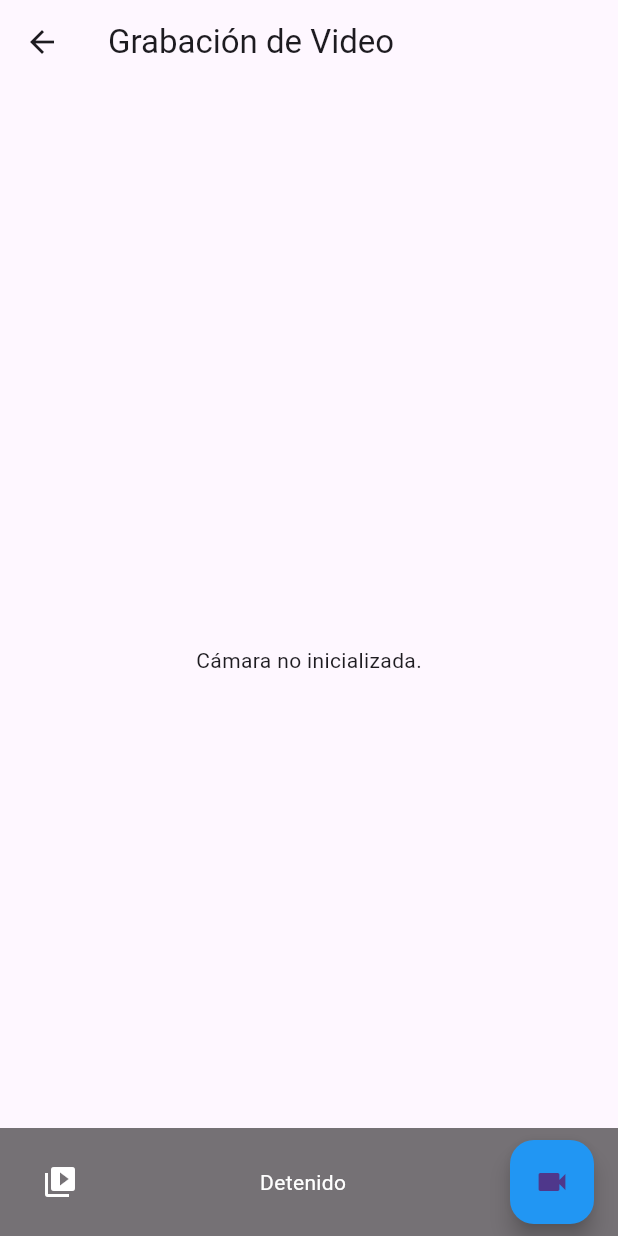
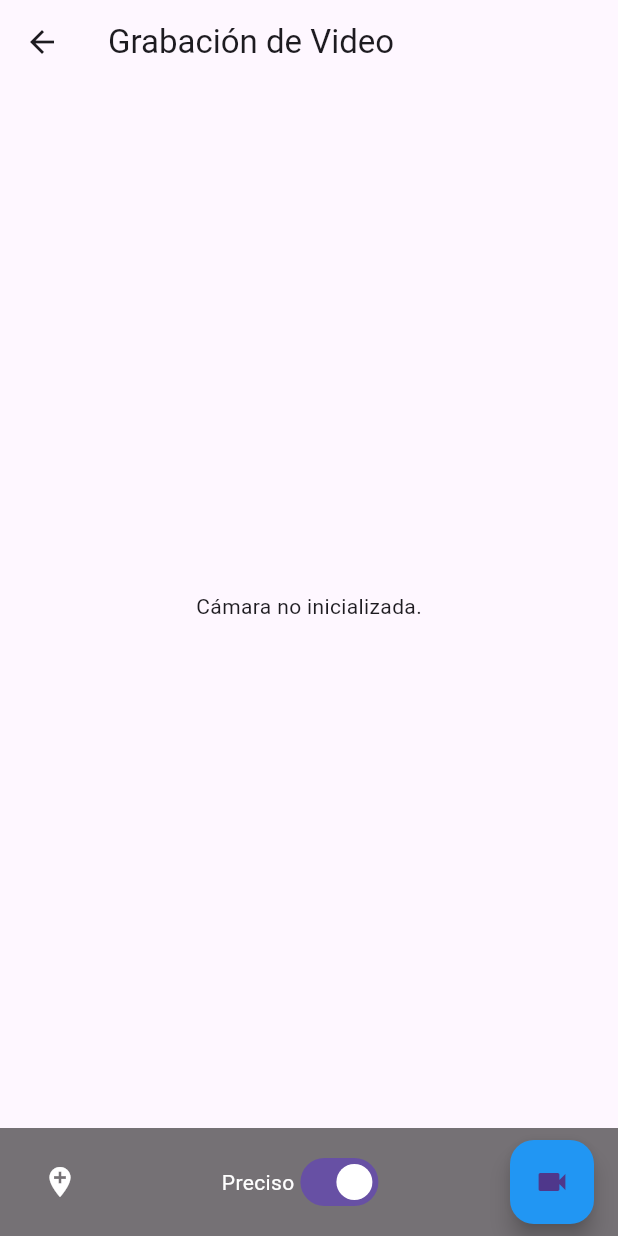
Before and after one commit to RuaJean/geo_app, a Flutter app: the HomePage screen opened by its route, on a phone screen of 412 x 824 dp. Run offline on Flutter 3.47's test engine with Material 3 defaults, Android fonts, the phone set to English and light mode, and no system bars; our stand-ins replace camera, geolocator, permission_handler, video_player.

Commit message:
en nombre de las carpetas debe ser una fecha y hora
PERMISOS de la apliacion: elminar la restricción de prosicionamiento preciso

PERMISOS de la apliacion: revisar el permiso para el almacenamiento ver eso del scope que he pueto en el comentario para versiones de android superiores al 11

Añadir un boton en la pantalla del video para almacenrar un way point. Los way poins se alamcenarán en un fichero gpx que se guardara en la misma carpeta del video con las coordenadas de los puntos y un identificador numerico

```diff
--- /dev/null
+++ b/lib/src/core/models/waypoint.dart
@@ -0,0 +1,15 @@
+class Waypoint {
+  final double latitude;
+  final double longitude;
+  final double altitude;
+  final DateTime timestamp;
+  final int id;
+
+  Waypoint({
+    required this.latitude,
+    required this.longitude,
+    required this.altitude,
+    required this.timestamp,
+    required this.id,
+  });
+}
--- a/lib/src/presentation/pages/home_page.dart
+++ b/lib/src/presentation/pages/home_page.dart
@@ -1,22 +1,19 @@
-// lib/src/presentation/pages/home_page.dart
-
 import 'package:flutter/material.dart';
 import 'package:provider/provider.dart';
 
-import '../controllers/recording_controller.dart';
-import '../widgets/preview_widget.dart';
-import '../widgets/record_button.dart';
-import '../../core/services/permission_service.dart';
+import '../../presentation/controllers/recording_controller.dart';
+import '../../presentation/widgets/preview_widget.dart';
+import '../../presentation/widgets/record_button.dart';
 
 class HomePage extends StatefulWidget {
   const HomePage({Key? key}) : super(key: key);
-
   @override
   State<HomePage> createState() => _HomePageState();
 }
 
 class _HomePageState extends State<HomePage> {
   late RecordingController _recordingController;
+  bool usePreciseLocation = true; // Valor por defecto
 
   @override
   void initState() {
@@ -32,17 +29,16 @@
 
   Future<void> _onRecordButtonPressed() async {
     if (!_recordingController.isRecording) {
-      bool granted = await PermissionService.requestAllPermissions();
-      if (!granted) {
-        ScaffoldMessenger.of(context).showSnackBar(const SnackBar(
-          content: Text('No se otorgaron todos los permisos necesarios.'),
-        ));
-        return;
-      }
-      await _recordingController.startRecording();
+      await _recordingController.startRecording(usePreciseLocation: usePreciseLocation);
     } else {
       await _recordingController.stopRecording();
     }
+    setState(() {});
+  }
+
+  Future<void> _onWaypointButtonPressed() async {
+    // Almacena un waypoint en el momento actual
+    await _recordingController.storeWaypoint();
     setState(() {});
   }
 
@@ -54,54 +50,53 @@
         appBar: AppBar(
           title: const Text('Grabación de Video'),
         ),
-        body: Consumer<RecordingController>(
-          builder: (context, controller, child) {
-            return Stack(
+        body: Column(
           children: [
             // Vista previa de la cámara
-                Positioned.fill(
-                  child: PreviewWidget(
+            Expanded(
+              child: Consumer<RecordingController>(
+                builder: (context, controller, child) {
+                  return PreviewWidget(
                     controller: controller.cameraService.controller,
+                  );
+                },
               ),
             ),
-                // Controles inferiores (Row en la parte de abajo)
-                Positioned(
-                  left: 0,
-                  right: 0,
-                  bottom: 0,
-                  child: Container(
-                    color: Colors.black54, // semitransparente si gustas
-                    padding: const EdgeInsets.symmetric(
-                        horizontal: 16.0, vertical: 8.0),
+            // Controles inferiores en un container
+            Container(
+              color: Colors.black54,
+              padding: const EdgeInsets.symmetric(horizontal: 16.0, vertical: 8.0),
               child: Row(
                 mainAxisAlignment: MainAxisAlignment.spaceBetween,
                 children: [
-                        // Ícono en la esquina inferior izquierda
+                  // Botón para almacenar waypoint (solo activo si se está grabando)
                   IconButton(
-                          icon: const Icon(Icons.video_library, color: Colors.white),
-                          onPressed: controller.lastVideoPath == null
-                              ? null
-                              : () {
-                                  Navigator.pushNamed(context, '/videos');
+                    icon: const Icon(Icons.add_location, color: Colors.white),
+                    onPressed: _recordingController.isRecording ? _onWaypointButtonPressed : null,
+                  ),
+                  // Switch para seleccionar precisión de ubicación
+                  Row(
+                    children: [
+                      const Text('Preciso', style: TextStyle(color: Colors.white)),
+                      Switch(
+                        value: usePreciseLocation,
+                        onChanged: (value) {
+                          setState(() {
+                            usePreciseLocation = value;
+                          });
                         },
                       ),
-                        // Texto de estado en el centro
-                        Text(
-                          controller.isRecording ? 'Grabando...' : 'Detenido',
-                          style: const TextStyle(color: Colors.white),
+                    ],
                   ),
-                        // Botón de grabación en la derecha
+                  // Botón de grabación
                   RecordButton(
-                          isRecording: controller.isRecording,
+                    isRecording: _recordingController.isRecording,
                     onPressed: _onRecordButtonPressed,
                   ),
                 ],
               ),
             ),
-                ),
           ],
-            );
-          },
         ),
       ),
     );
```
Also changed, not shown: lib/src/core/services/camera_service.dart (+12 -10 lines), lib/src/core/services/location_service.dart (+2 -5 lines), lib/src/core/services/permission_service.dart (+16 -6 lines), lib/src/core/utils/gpx_generator.dart (added, +28 -0 lines), lib/src/core/utils/srt_generator.dart (+16 -28 lines), lib/src/presentation/controllers/recording_controller.dart (+48 -29 lines), 1 other file. Lines whose indentation alone changed are shown as unchanged.
